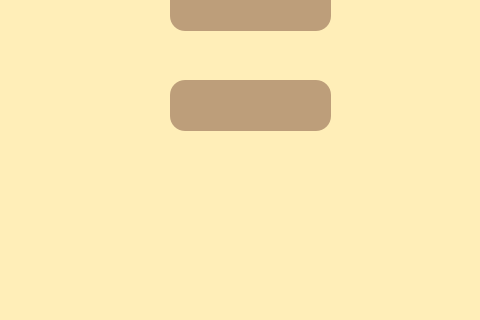
Before: the Qt Designer form GUI/Start-intermediar/intrebarigrila.ui in DianaMatei11/ProjectModernCPP---Triviador, drawn with Qt 5; both pictures show x 320 to 800 and y 280 to 600 of the 800 by 600 pixel window.
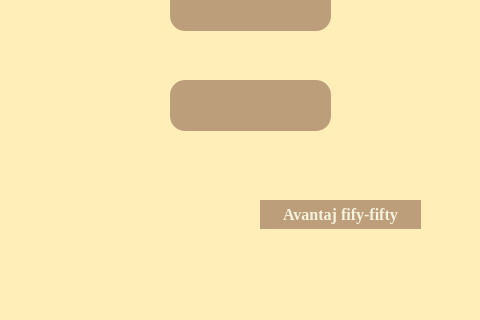
After: the same form once the commit is applied.

```diff
--- a/GUI/Start-intermediar/intrebarigrila.ui
+++ b/GUI/Start-intermediar/intrebarigrila.ui
@@ -106,6 +106,24 @@
      <string/>
     </property>
    </widget>
+   <widget class="QPushButton" name="pushButton">
+    <property name="geometry">
+     <rect>
+      <x>580</x>
+      <y>480</y>
+      <width>161</width>
+      <height>29</height>
+     </rect>
+    </property>
+    <property name="styleSheet">
+     <string notr="true">background-color: rgb(189, 158, 122);
+color: rgb(245, 242, 220); font-size: 16px; font: Bold; font-family:Georgia; border-radius:15px
+</string>
+    </property>
+    <property name="text">
+     <string>Avantaj fify-fifty</string>
+    </property>
+   </widget>
   </widget>
   <widget class="QMenuBar" name="menubar">
    <property name="geometry">
```
Left out of the diff: 2 changed lines with no effect on the pictures.
